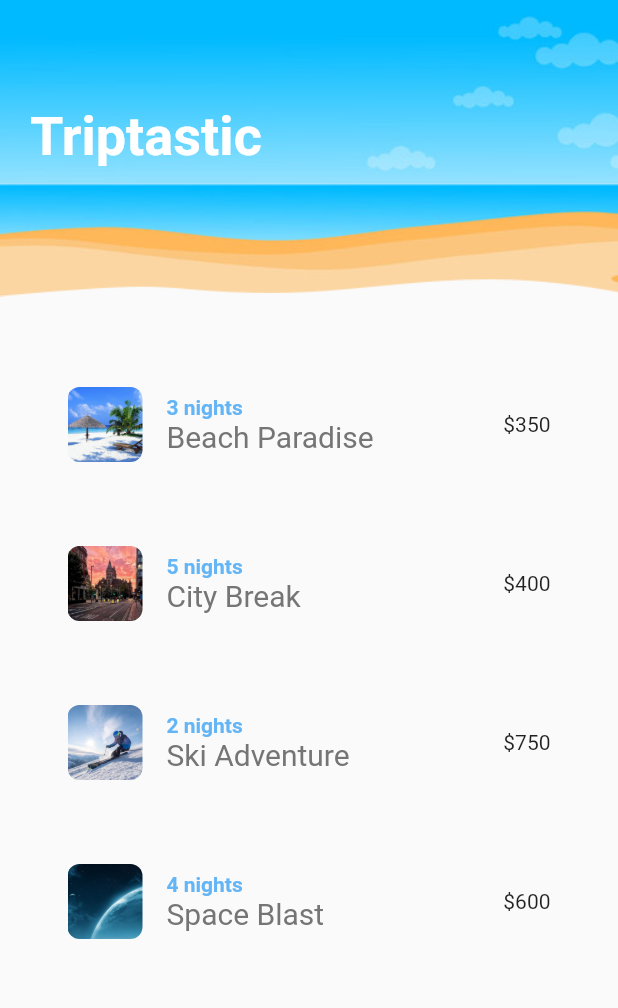
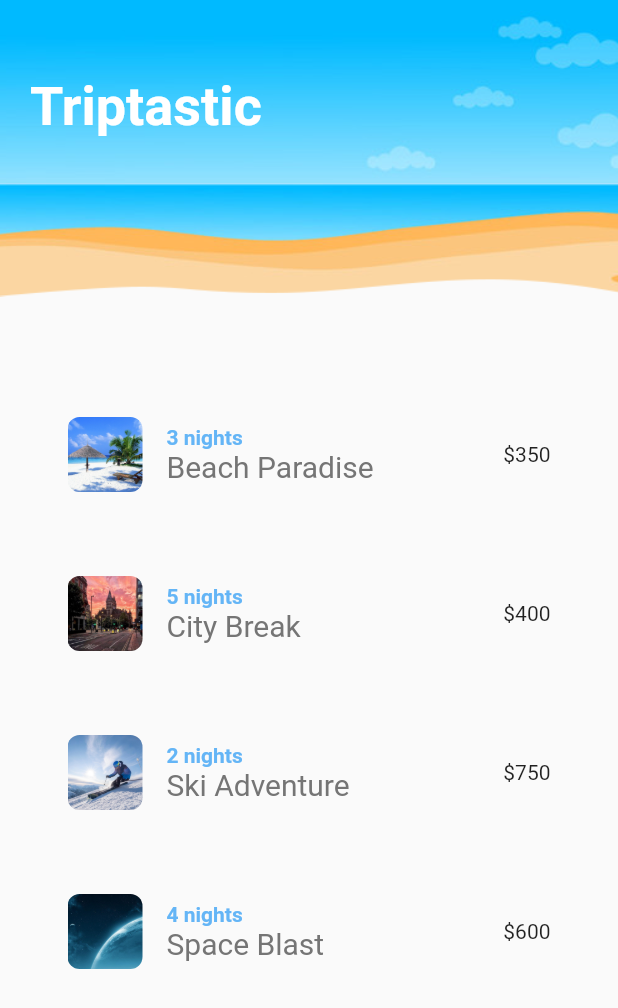
Before and after one commit to kevinjonathan30/triptastic, a Flutter app: the screen it shows after launch, on a phone screen of 412 x 824 dp. Shown: the top 1008 px of the screen. Run offline on Flutter 3.47's test engine with Material 2 defaults, Android fonts, the phone set to English and light mode, and no system bars; missing offline and left inert: lipsum.

Commit message:
Adjusted the height of the top image

```diff
--- a/lib/screens/home.dart
+++ b/lib/screens/home.dart
@@ -22,9 +22,9 @@ class _HomeState extends State<Home> {
             child: Column(
               crossAxisAlignment: CrossAxisAlignment.start,
               children: <Widget>[
-                SizedBox(height: 50),
+                SizedBox(height: 30),
                 SizedBox(
-                  height: 160,
+                  height: 200,
                   child: ScreenTitle(text: 'Triptastic'),
                 ),
                 Flexible(
```
